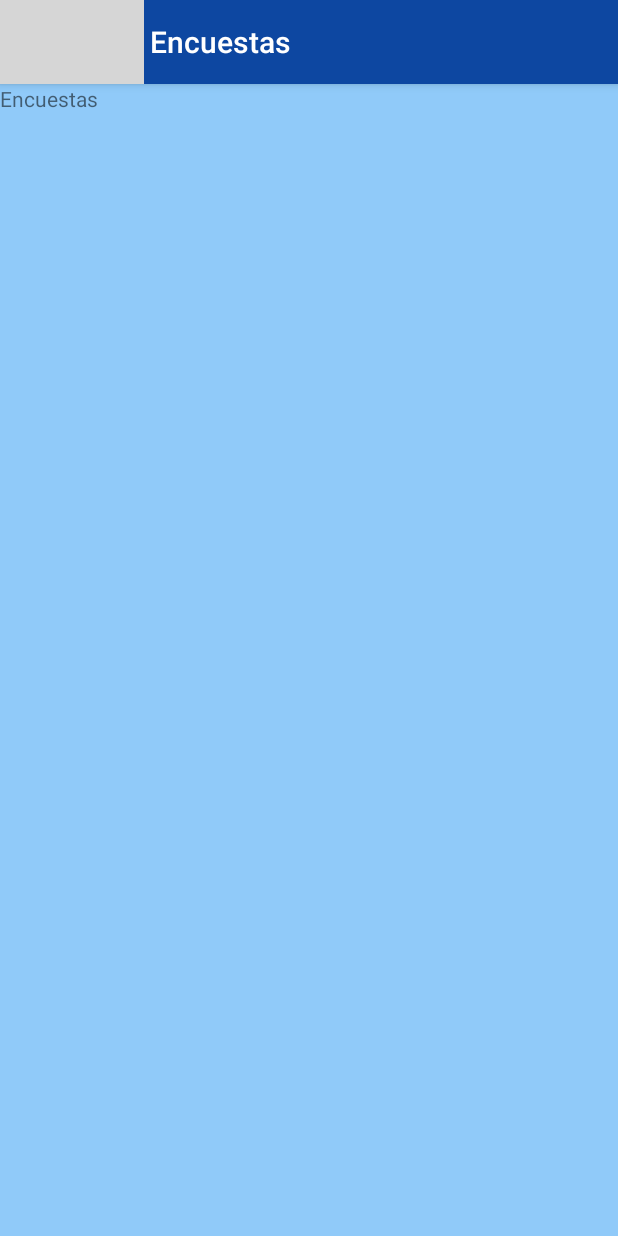
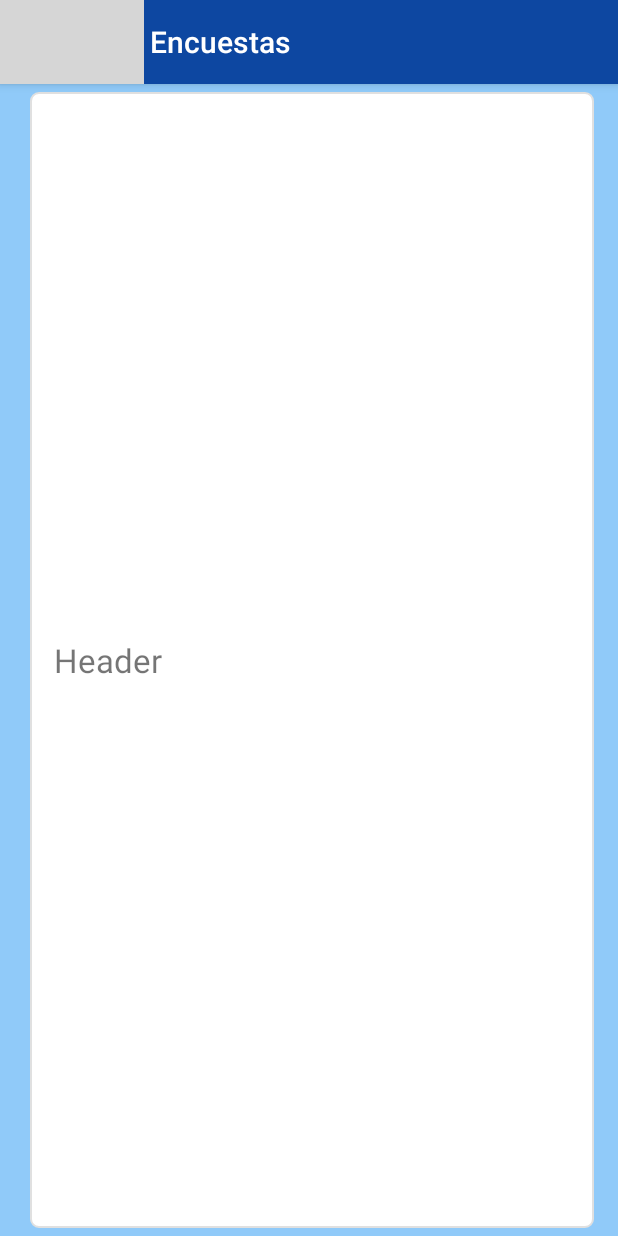
Before and after one commit to JesusMSM/testelecciones-android, an Android app: the EncuestasActivity screen opened directly, with no data from a screen before it, on a phone screen of 412 x 824 dp. Run offline under Robolectric (Android 15) with nearby library versions, the phone set to English and light mode, and no system bars; grey boxes are pictures that could not be loaded.

Commit message:
Encuestas layout

```diff
--- a/app/src/main/java/com/moonfish/testeleccionesgenerales2015/activities/EncuestasActivity.java
+++ b/app/src/main/java/com/moonfish/testeleccionesgenerales2015/activities/EncuestasActivity.java
@@ -6,17 +6,30 @@ import android.os.PersistableBundle;
 import android.support.v4.app.NavUtils;
 import android.support.v7.app.ActionBarActivity;
 import android.support.v7.app.AppCompatActivity;
+import android.support.v7.widget.LinearLayoutManager;
+import android.support.v7.widget.RecyclerView;
 import android.support.v7.widget.Toolbar;
 import android.view.Menu;
 import android.view.MenuItem;
 import android.view.View;
 
 import com.moonfish.testeleccionesgenerales2015.R;
+import com.moonfish.testeleccionesgenerales2015.adapters.MyRecyclerViewAdapter;
+
+import java.util.ArrayList;
+import java.util.List;
 
 /**
  * Created by Afll on 05/10/2015.
  */
 public class EncuestasActivity extends AppCompatActivity {
+
+    List<Object> items = new ArrayList<>();
+
+    private RecyclerView mRecyclerView;
+    private RecyclerView.Adapter mAdapter;
+    private RecyclerView.LayoutManager mLayoutManager;
+
     @Override
     public void onCreate(Bundle savedInstanceState) {
         super.onCreate(savedInstanceState);
@@ -35,6 +48,14 @@ public class EncuestasActivity extends AppCompatActivity {
         });
 
         toolbar.setBackgroundDrawable(new ColorDrawable(getResources().getColor(R.color.actionBarColor)));
+
+        //RecyclerView
+        mRecyclerView = (RecyclerView) findViewById(R.id.listEncuestas);
+        mRecyclerView.setHasFixedSize(true);
+        mLayoutManager = new LinearLayoutManager(this);
+        mRecyclerView.setLayoutManager(mLayoutManager);
+
+        addItems();
     }
 
     @Override
@@ -50,4 +71,13 @@ public class EncuestasActivity extends AppCompatActivity {
         }
         return super.onOptionsItemSelected(item);
     }
+
+    public void addItems(){
+        items.add("ENCUESTA_HEADER");
+        items.add("ENCUESTA_HEADER");
+        items.add("ENCUESTA_HEADER");
+
+        mAdapter = new MyRecyclerViewAdapter(this,items);
+        mRecyclerView.setAdapter(mAdapter);
+    }
 }
--- /dev/null
+++ b/app/src/main/java/com/moonfish/testeleccionesgenerales2015/adapters/MyRecyclerViewAdapter.java
@@ -0,0 +1,108 @@
+package com.moonfish.testeleccionesgenerales2015.adapters;
+
+import android.content.Context;
+import android.support.v7.widget.RecyclerView;
+import android.view.LayoutInflater;
+import android.view.View;
+import android.view.ViewGroup;
+
+import com.moonfish.testeleccionesgenerales2015.R;
+import com.moonfish.testeleccionesgenerales2015.viewholders.EncuestaContentViewHolder;
+import com.moonfish.testeleccionesgenerales2015.viewholders.EncuestaHeaderViewHolder;
+
+import java.util.List;
+
+/**
+ * Created by Afll on 05/12/2015.
+ */
+public class MyRecyclerViewAdapter extends RecyclerView.Adapter {
+    private List<Object> items;
+    Context context;
+
+    private final int ENCUESTA_HEADER = 0, ENCUESTA_CONTENT = 1;
+
+    public MyRecyclerViewAdapter(Context context, List<Object> items) {
+        this.context = context;
+        this.items = items;
+    }
+
+    @Override
+    public int getItemViewType(int position) {
+        if(items.get(position).equals("ENCUESTA_HEADER")){
+            return ENCUESTA_HEADER;
+        }
+        if(items.get(position).equals("ENCUESTA_CONTENT")){
+            return ENCUESTA_CONTENT;
+        }
+        return -1;
+    }
+
+    @Override
+    public int getItemCount() {
+        return items.size();
+    }
+
+    @Override
+    public RecyclerView.ViewHolder onCreateViewHolder(ViewGroup viewGroup, int i) {
+        RecyclerView.ViewHolder viewHolder;
+        LayoutInflater inflater = LayoutInflater.from(viewGroup.getContext());
+        switch (i){
+            case ENCUESTA_HEADER:
+                View v1 = inflater.inflate(R.layout.recyclerview_item_encuestaheader,viewGroup,false);
+                viewHolder = new EncuestaHeaderViewHolder(v1);
+                break;
+            case ENCUESTA_CONTENT:
+                View v2 = inflater.inflate(R.layout.recyclerview_item_encuestacontent,viewGroup,false);
+                viewHolder = new EncuestaContentViewHolder(v2);
+                break;
+            default:
+                viewHolder=null;
+                break;
+        }
+        return viewHolder;
+    }
+
+    @Override
+    public void onBindViewHolder(RecyclerView.ViewHolder viewHolder, int i) {
+        switch (viewHolder.getItemViewType()) {
+            case ENCUESTA_HEADER:
+                EncuestaHeaderViewHolder vh1 = (EncuestaHeaderViewHolder) viewHolder;
+                configureEncuestaHeaderViewholder(vh1, i);
+                break;
+            case ENCUESTA_CONTENT:
+                EncuestaContentViewHolder vh2 = (EncuestaContentViewHolder) viewHolder;
+                configureEncuestaContentViewHolder(vh2,i);
+                break;
+        }
+    }
+
+    @Override
+    public long getItemId(int position) {
+        return super.getItemId(position);
+    }
+
+    public void configureEncuestaHeaderViewholder(final EncuestaHeaderViewHolder vh, final int position){
+        vh.layout.setOnClickListener(new View.OnClickListener() {
+            @Override
+            public void onClick(View v) {
+                if(!vh.isContentDisplayed){
+                    //ShowContent
+                    items.add(position+1, "ENCUESTA_CONTENT");
+                    notifyItemInserted(position);
+                    notifyDataSetChanged();
+                    vh.isContentDisplayed = true;
+                }else{
+                    //HideContent
+                    items.remove(position+1);
+                    notifyItemRemoved(position+1);
+                    notifyDataSetChanged();
+                    vh.isContentDisplayed = false;
+                }
+            }
+        });
+    }
+
+    public void configureEncuestaContentViewHolder(EncuestaContentViewHolder vh, int position){
+
+    }
+}
--- /dev/null
+++ b/app/src/main/java/com/moonfish/testeleccionesgenerales2015/viewholders/EncuestaHeaderViewHolder.java
@@ -0,0 +1,23 @@
+package com.moonfish.testeleccionesgenerales2015.viewholders;
+
+import android.support.v7.widget.RecyclerView;
+import android.view.View;
+import android.widget.LinearLayout;
+import android.widget.TextView;
+
+import com.moonfish.testeleccionesgenerales2015.R;
+
+/**
+ * Created by Afll on 05/12/2015.
+ */
+public class EncuestaHeaderViewHolder extends RecyclerView.ViewHolder {
+    public TextView title;
+    public LinearLayout layout;
+    public boolean isContentDisplayed = false;
+
+    public EncuestaHeaderViewHolder(View itemView) {
+        super(itemView);
+        title = (TextView) itemView.findViewById(R.id.titleHeader);
+        layout = (LinearLayout) itemView.findViewById(R.id.layoutClickable);
+    }
+}
--- /dev/null
+++ b/app/src/main/res/drawable/bg_encuestasheader.xml
@@ -0,0 +1,15 @@
+<?xml version="1.0" encoding="utf-8"?>
+<shape xmlns:android="http://schemas.android.com/apk/res/android" >
+    <stroke
+        android:width="1dp"
+        android:color="@color/material_grey_300" />
+
+    <solid android:color="#ffffff" />
+
+    <padding
+        android:left="1dp"
+        android:right="1dp"
+        android:top="1dp" />
+
+    <corners android:radius="5dp" />
+</shape>
--- a/app/src/main/res/layout/activity_encuestas.xml
+++ b/app/src/main/res/layout/activity_encuestas.xml
@@ -18,8 +18,10 @@
 
     </android.support.v7.widget.Toolbar>
 
-    <TextView
-        android:layout_width="wrap_content"
-        android:layout_height="wrap_content"
-        android:text="Encuestas"/>
+    <android.support.v7.widget.RecyclerView
+        android:layout_width="match_parent"
+        android:layout_height="match_parent"
+        android:id="@+id/listEncuestas">
+
+    </android.support.v7.widget.RecyclerView>
 </LinearLayout>
--- /dev/null
+++ b/app/src/main/res/layout/recyclerview_item_encuestaheader.xml
@@ -0,0 +1,24 @@
+<?xml version="1.0" encoding="utf-8"?>
+<LinearLayout xmlns:android="http://schemas.android.com/apk/res/android"
+    android:orientation="vertical" android:layout_width="match_parent"
+    android:layout_height="match_parent"
+    android:id="@+id/layoutClickable"
+    android:paddingTop="@dimen/activity_vertical_margin"
+    android:paddingBottom="@dimen/activity_vertical_margin"
+    android:paddingLeft="@dimen/activity_horizontal_margin"
+    android:paddingRight="@dimen/activity_horizontal_margin"
+    android:layout_marginRight="@dimen/activity_horizontal_margin"
+    android:layout_marginTop="5dp"
+    android:layout_marginBottom="5dp"
+    android:layout_marginLeft="20dp"
+    android:background="@drawable/bg_encuestasheader"
+    android:gravity="center_vertical">
+    <TextView
+        android:layout_width="wrap_content"
+        android:layout_height="wrap_content"
+        android:id="@+id/titleHeader"
+        android:layout_gravity="center_vertical"
+        android:gravity="center_vertical"
+        android:text="Header"
+        android:textSize="10pt"/>
+</LinearLayout>
```
Also changed, not shown: app/src/main/java/com/moonfish/testeleccionesgenerales2015/viewholders/EncuestaContentViewHolder.java (added, +19 -0 lines), app/src/main/res/layout/recyclerview_item_encuestacontent.xml (added, +18 -0 lines).
